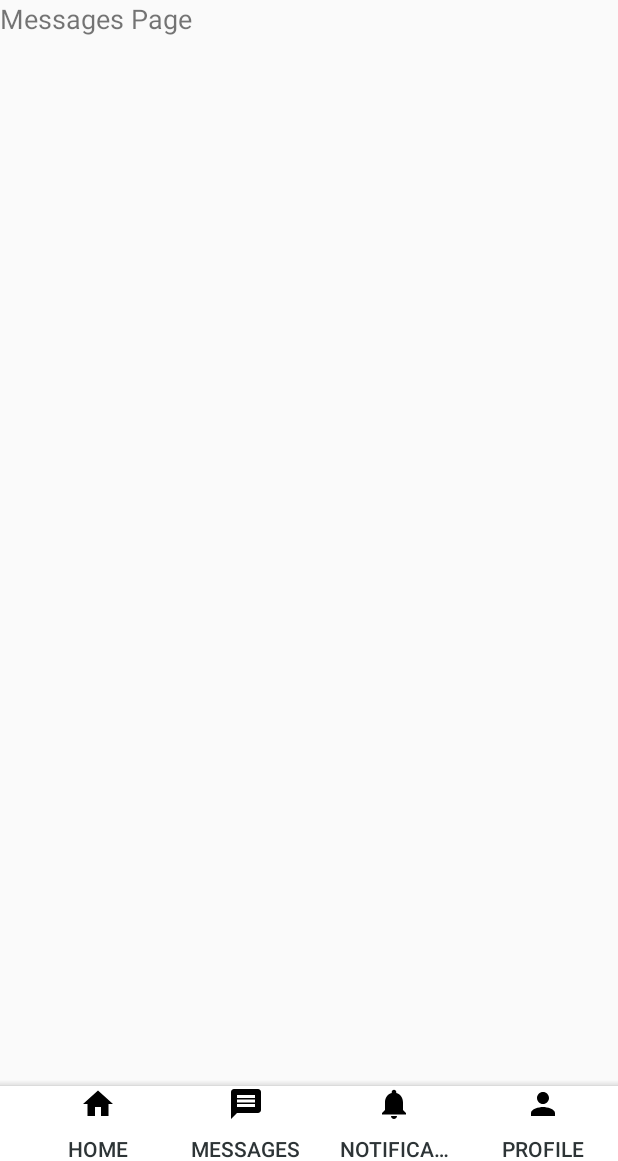
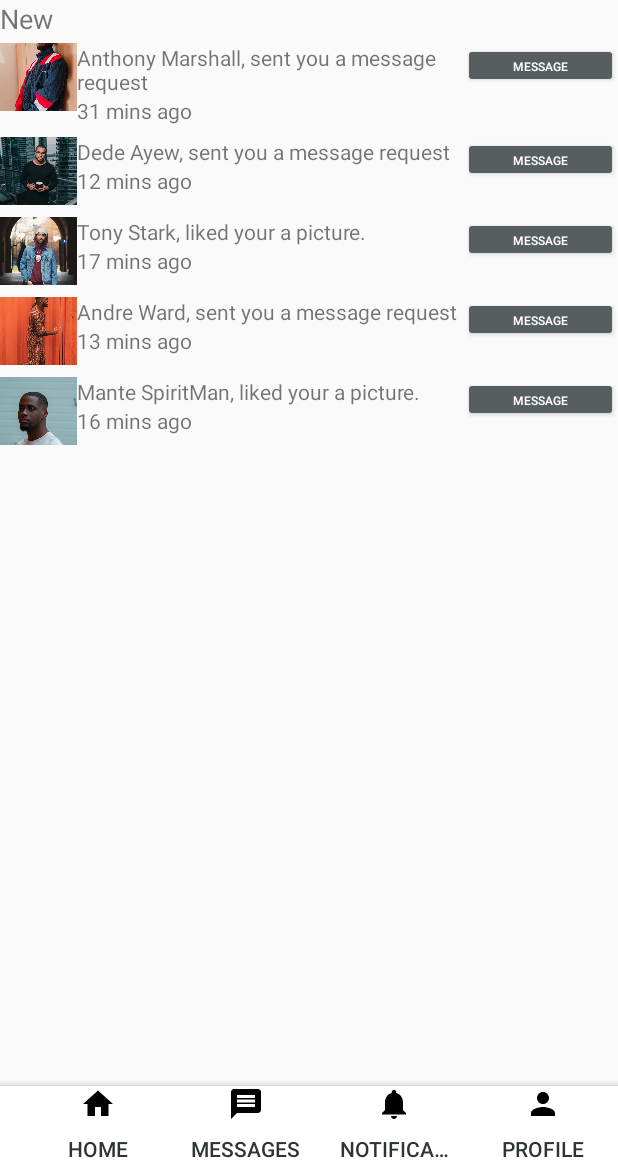
Before and after one commit to SedemQuame/Eros, an Android app: the screen it shows after launch once a user with an empty profile is signed in (ProspectsActivity), item 2 of the bottom bar chosen, on a phone screen of 412 x 824 dp, the part 75-1236 px from its top. Run offline under Robolectric (Android 15) with nearby library versions, the phone set to English and light mode, and no system bars; our stand-ins replace Firebase (no records; nobody signed in at launch, a user with empty details on screens opened directly); Roboto replaces fonts that are not available here.

Commit message:
finished ui, for message notifications.

```diff
--- /dev/null
+++ b/Eros-Android/app/src/main/java/com/visionarytech/eros/Adapters/MessageNotification.java
@@ -0,0 +1,68 @@
+package com.visionarytech.eros.Adapters;
+
+import android.content.Context;
+import android.view.LayoutInflater;
+import android.view.View;
+import android.view.ViewGroup;
+import android.widget.Button;
+import android.widget.ImageView;
+import android.widget.TextView;
+
+import androidx.annotation.NonNull;
+import androidx.recyclerview.widget.RecyclerView;
+
+import com.visionarytech.eros.MessageItems;
+import com.visionarytech.eros.R;
+
+import java.util.List;
+
+public class MessageNotification extends RecyclerView.Adapter<MessageNotification.RequestNotifications> {
+
+    Context mContext;
+    List<MessageItems> mData;
+
+    public MessageNotification(Context mContext, List<MessageItems> mData) {
+        this.mContext = mContext;
+        this.mData = mData;
+    }
+
+    @NonNull
+    @Override
+    public RequestNotifications onCreateViewHolder(@NonNull ViewGroup parent, int viewType) {
+        View v;
+        v = LayoutInflater.from(mContext).inflate(R.layout.message_items, parent, false);
+
+        RequestNotifications requestHolder = new RequestNotifications(v);
+
+        return requestHolder;
+    }
+
+    @Override
+    public void onBindViewHolder(@NonNull RequestNotifications holder, int position) {
+        holder.messageTextView.setText(mData.get(position).getMessage());
+        holder.timeSinceRequest.setText(mData.get(position).getTime());
+        holder.requesterProfilePicture.setImageResource(mData.get(position).getRequesterProfilePhoto());
+
+    }
+
+    @Override
+    public int getItemCount() {
+        return mData.size();
+    }
+
+    public static class RequestNotifications extends RecyclerView.ViewHolder{
+        private TextView messageTextView;
+        private TextView timeSinceRequest;
+        private ImageView requesterProfilePicture;
+        private Button messageRequester;
+
+        public RequestNotifications(@NonNull View itemView) {
+            super(itemView);
+
+            messageTextView = itemView.findViewById(R.id.messageDetails);
+            timeSinceRequest = itemView.findViewById(R.id.timeSinceRequest);
+            requesterProfilePicture = itemView.findViewById(R.id.requesterProfileImg);
+            messageRequester = itemView.findViewById(R.id.messageRequesterBtn);
+        }
+    }
+}
--- a/Eros-Android/app/src/main/java/com/visionarytech/eros/Fragments/MessagesFragment.java
+++ b/Eros-Android/app/src/main/java/com/visionarytech/eros/Fragments/MessagesFragment.java
@@ -8,11 +8,21 @@ import android.view.ViewGroup;
 import androidx.annotation.NonNull;
 import androidx.annotation.Nullable;
 import androidx.fragment.app.Fragment;
+import androidx.recyclerview.widget.LinearLayoutManager;
+import androidx.recyclerview.widget.RecyclerView;
 
+import com.visionarytech.eros.Adapters.MessageNotification;
+import com.visionarytech.eros.Adapters.RecyclerViewAdapter;
+import com.visionarytech.eros.MessageItems;
 import com.visionarytech.eros.R;
+
+import java.util.ArrayList;
+import java.util.List;
 
 public class MessagesFragment extends Fragment {
   View v;
+  private RecyclerView recyclerView;
+  private List<MessageItems> listOfRequests;
 
   public MessagesFragment() {}
 
@@ -20,6 +30,23 @@ public class MessagesFragment extends Fragment {
   @Override
   public View onCreateView(@NonNull LayoutInflater inflater, @Nullable ViewGroup container, @Nullable Bundle savedInstanceState) {
     v = inflater.inflate(R.layout.messages_fragment, container, false);
+    recyclerView = v.findViewById(R.id.message_requests);
+    MessageNotification recyclerAdapter = new MessageNotification(getContext(), listOfRequests);
+    recyclerView.setLayoutManager(new LinearLayoutManager(getActivity()));
+    recyclerView.setAdapter(recyclerAdapter);
     return v;
   }
+
+  @Override
+  public void onCreate(@Nullable Bundle savedInstanceState) {
+    super.onCreate(savedInstanceState);
+    listOfRequests = new ArrayList<>();
+    String template1 = ", sent you a message request";
+    String template2 = ", liked your a picture.";
+    listOfRequests.add(new MessageItems("Anthony Marshall" + template1, "31 mins ago", R.drawable.man1));
+    listOfRequests.add(new MessageItems("Dede Ayew" + template1, "12 mins ago", R.drawable.man2));
+    listOfRequests.add(new MessageItems("Tony Stark" + template2, "17 mins ago", R.drawable.man3));
+    listOfRequests.add(new MessageItems("Andre Ward" + template1, "13 mins ago", R.drawable.man4));
+    listOfRequests.add(new MessageItems("Mante SpiritMan" + template2, "16 mins ago", R.drawable.man5));
   }
+}
--- /dev/null
+++ b/Eros-Android/app/src/main/java/com/visionarytech/eros/MessageItems.java
@@ -0,0 +1,28 @@
+package com.visionarytech.eros;
+
+public class MessageItems {
+    private String message;
+    private String time;
+    private int requesterProfilePhoto;
+
+    public MessageItems() {
+    }
+
+    public MessageItems(String message, String time, int requesterProfilePhoto) {
+        this.message = message;
+        this.time = time;
+        this.requesterProfilePhoto = requesterProfilePhoto;
+    }
+
+    public String getMessage() {
+        return message;
+    }
+
+    public String getTime() {
+        return time;
+    }
+
+    public int getRequesterProfilePhoto() {
+        return requesterProfilePhoto;
+    }
+}
--- /dev/null
+++ b/Eros-Android/app/src/main/res/layout/message_items.xml
@@ -0,0 +1,54 @@
+<?xml version="1.0" encoding="utf-8"?>
+<LinearLayout xmlns:android="http://schemas.android.com/apk/res/android"
+    xmlns:app="http://schemas.android.com/apk/res-auto"
+    xmlns:tools="http://schemas.android.com/tools"
+    android:layout_width="match_parent"
+    android:layout_height="wrap_content"
+    android:layout_marginBottom="4dp"
+    android:layout_marginTop="4dp"
+    android:orientation="horizontal">
+
+
+    <ImageView
+        android:id="@+id/requesterProfileImg"
+        android:layout_width="0dp"
+        android:layout_height="45dp"
+        android:layout_weight="1"
+        android:contentDescription="TODO"
+        android:scaleType="centerCrop"
+        tools:srcCompat="@tools:sample/backgrounds/scenic[5]" />
+
+    <LinearLayout
+        android:layout_width="0dp"
+        android:layout_height="wrap_content"
+        android:layout_weight="5"
+        android:orientation="vertical">
+
+        <TextView
+            android:id="@+id/messageDetails"
+            style="@android:style/Widget.DeviceDefault.Light.TextView"
+            android:layout_width="match_parent"
+            android:layout_height="wrap_content"
+            android:text="message details"
+            android:textAppearance="@style/TextAppearance.AppCompat.Small" />
+
+        <TextView
+            android:id="@+id/timeSinceRequest"
+            android:layout_width="match_parent"
+            android:layout_height="wrap_content"
+            android:text="time"
+            android:textAppearance="@style/TextAppearance.AppCompat.Small"
+            app:autoSizeMaxTextSize="12sp"
+            app:autoSizeMinTextSize="12sp" />
+    </LinearLayout>
+
+    <Button
+        android:id="@+id/messageRequesterBtn"
+        style="@style/Widget.AppCompat.Button.Colored"
+        android:layout_width="0dp"
+        android:layout_height="30dp"
+        android:layout_weight="2"
+        android:text="message"
+        android:textSize="8sp" />
+
+</LinearLayout>
--- a/Eros-Android/app/src/main/res/layout/messages_fragment.xml
+++ b/Eros-Android/app/src/main/res/layout/messages_fragment.xml
@@ -7,6 +7,14 @@
         android:id="@+id/textView6"
         android:layout_width="match_parent"
         android:layout_height="wrap_content"
-        android:text="@string/messages_page"
+        android:text="New"
         android:textSize="18sp" />
+
+    <androidx.recyclerview.widget.RecyclerView
+        android:layout_width="match_parent"
+        android:layout_height="match_parent"
+        android:id="@+id/message_requests">
+    </androidx.recyclerview.widget.RecyclerView>
+
+
 </LinearLayout>
--- a/Eros-Android/app/src/main/res/layout/users_fragment.xml
+++ b/Eros-Android/app/src/main/res/layout/users_fragment.xml
@@ -4,12 +4,12 @@
     android:layout_height="match_parent"
     android:padding="2dp">
 
-    <TextView
-        android:id="@+id/textView4"
-        android:layout_width="match_parent"
-        android:layout_height="wrap_content"
-        android:text="@string/user_profile_page"
-        android:textSize="18sp" />
+<!--    <TextView-->
+<!--        android:id="@+id/textView4"-->
+<!--        android:layout_width="match_parent"-->
+<!--        android:layout_height="wrap_content"-->
+<!--        android:text="@string/user_profile_page"-->
+<!--        android:textSize="18sp" />-->
 
     <androidx.recyclerview.widget.RecyclerView
         android:id="@+id/recyclerView"
```
Also changed, not shown: Eros-Android/app/src/main/java/com/visionarytech/eros/Dates.java (line endings or trailing spaces), Eros-Android/app/src/main/java/com/visionarytech/eros/Fragments/NotificationsFragment.java (indentation only), Eros-Android/app/src/main/res/drawable-nodpi/man1.png (added), Eros-Android/app/src/main/res/drawable-nodpi/man2.png (added), Eros-Android/app/src/main/res/drawable-nodpi/man3.png (added), Eros-Android/app/src/main/res/drawable-nodpi/man4.png (added), Eros-Android/app/src/main/res/drawable-nodpi/man5.png (added), Eros-Android/app/src/main/res/drawable-nodpi/man6.png (added), Eros-Android/app/src/main/res/drawable-nodpi/man7.png (added), Eros-Android/app/src/main/res/drawable-nodpi/man8.png (added). Lines whose indentation alone changed are shown as unchanged.
